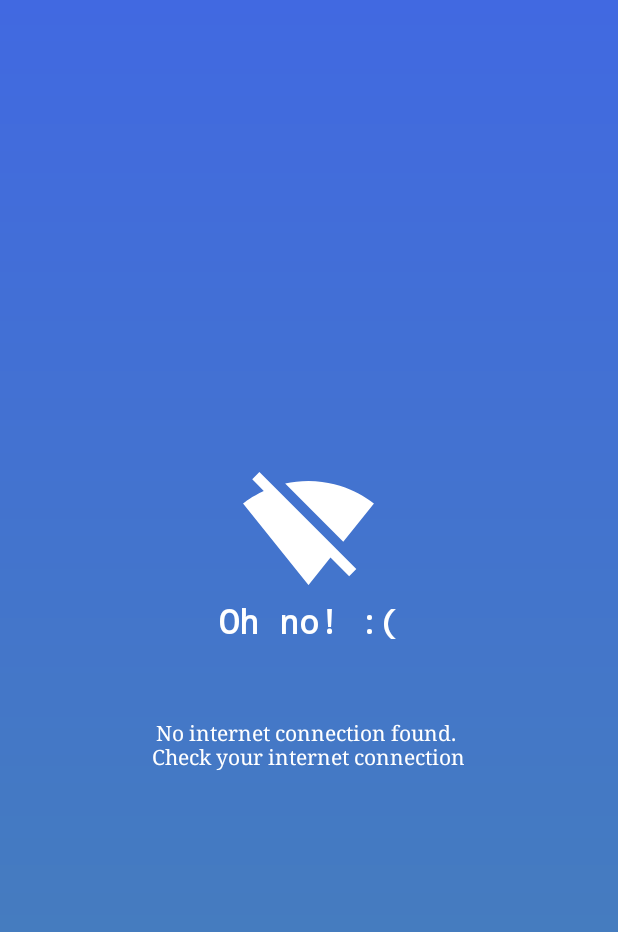
After one commit to angelk181/WeatherApp, an Android app: the layout alert_dialog.xml on its own in the app's theme, with its tools: preview values and no code run, on a phone screen of 412 x 824 dp. The commit adds this screen. Shown: the top 932 px of the screen. Run offline under Robolectric (Android 15) with nearby library versions, the phone set to English and light mode, and no system bars.

```diff
--- a/app/build.gradle
+++ b/app/build.gradle
@@ -12,8 +12,8 @@ android {
         applicationId "com.daydream.weatherapp"
         minSdkVersion 26
         targetSdkVersion 30
-        versionCode 3
-        versionName "2.0"
+        versionCode 4
+        versionName "4.0"
 
         testInstrumentationRunner "androidx.test.runner.AndroidJUnitRunner"
     }
--- a/app/src/main/AndroidManifest.xml
+++ b/app/src/main/AndroidManifest.xml
@@ -9,6 +9,9 @@
     <uses-permission android:name="android.permission.ACCESS_LOCATION" />
     <uses-permission android:name="android.permission.ACCESS_COARSE_LOCATION" />
     <uses-permission android:name="android.permission.ACCESS_FINE_LOCATION" />
+    <!-- Required only when requesting background location access on
+       Android 10 (API level 29) and higher. -->
+    <uses-permission android:name="android.permission.ACCESS_BACKGROUND_LOCATION" />
 
     <application
         android:name=".WeatherApplication"
--- a/app/src/main/java/com/example/weatherapp/model/Weather.kt
+++ b/app/src/main/java/com/example/weatherapp/model/Weather.kt
@@ -5,5 +5,6 @@ data class Weather(
     val description: String,
     val forecast: List<Forecast>,
     val temperature: String,
-    val wind: String
+    val wind: String,
+
 )
--- a/app/src/main/java/com/example/weatherapp/repository/WeatherRepository.kt
+++ b/app/src/main/java/com/example/weatherapp/repository/WeatherRepository.kt
@@ -10,6 +10,9 @@ class WeatherRepository
 @Inject
 constructor(private  val apiService: ApiService) {
 
-    suspend fun getWeather() = apiService.getWeather()
+    suspend fun getWeather(city: String) = apiService.getWeather(city)
+
+
+
 
 }
--- /dev/null
+++ b/app/src/main/res/drawable/no_wifi.xml
@@ -0,0 +1,5 @@
+<vector android:height="90dp" android:tint="#FFFFFF"
+    android:viewportHeight="24" android:viewportWidth="24"
+    android:width="90dp" xmlns:android="http://schemas.android.com/apk/res/android">
+    <path android:fillColor="@android:color/white" android:pathData="M23.64,7c-0.45,-0.34 -4.93,-4 -11.64,-4 -1.5,0 -2.89,0.19 -4.15,0.48L18.18,13.8 23.64,7zM17.04,15.22L3.27,1.44 2,2.72l2.05,2.06C1.91,5.76 0.59,6.82 0.36,7l11.63,14.49 0.01,0.01 0.01,-0.01 3.9,-4.86 3.32,3.32 1.27,-1.27 -3.46,-3.46z"/>
+</vector>
--- a/app/src/main/res/layout/activity_main.xml
+++ b/app/src/main/res/layout/activity_main.xml
@@ -8,6 +8,7 @@
     android:fillViewport="true"
     android:orientation="vertical"
     tools:context=".WeatherActivity">
+
 
     <RelativeLayout
         android:layout_width="match_parent"
--- /dev/null
+++ b/app/src/main/res/layout/alert_dialog.xml
@@ -0,0 +1,37 @@
+<?xml version="1.0" encoding="utf-8"?>
+<LinearLayout xmlns:android="http://schemas.android.com/apk/res/android"
+    android:id="@+id/diaolgAlert"
+    android:layout_width="match_parent"
+    android:layout_height="match_parent"
+    android:background="@drawable/background"
+    android:gravity="center"
+    android:orientation="vertical"
+    android:padding="30dp">
+
+    <ImageView
+        android:layout_width="wrap_content"
+        android:layout_height="wrap_content"
+        android:src="@drawable/no_wifi" />
+
+    <TextView
+        android:layout_width="wrap_content"
+        android:layout_height="wrap_content"
+        android:fontFamily="monospace"
+        android:text="Oh no! :("
+        android:textAppearance="@style/TextAppearance.AppCompat.Large"
+        android:textColor="@android:color/white"
+        android:textStyle="bold" />
+
+    <TextView
+        android:layout_width="wrap_content"
+        android:layout_height="wrap_content"
+        android:layout_marginTop="50dp"
+        android:fontFamily="serif"
+        android:text="No internet connection found. \n Check your internet connection "
+        android:textAlignment="center"
+        android:textAppearance="@style/TextAppearance.AppCompat.Small"
+        android:textColor="@android:color/white" />
+
+
+
+</LinearLayout>
```
Also changed, not shown: app/src/main/java/com/example/weatherapp/Response/ApiService.kt (+8 -2 lines), app/src/main/java/com/example/weatherapp/WeatherActivity.kt (+14 -12 lines), app/src/main/java/com/example/weatherapp/viewmodel/WeatherViewModel.kt (+5 -7 lines), app/src/main/res/drawable/bg_corners.xml (added, +9 -0 lines).
